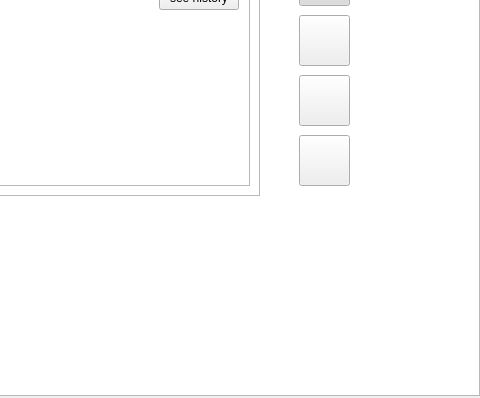
First picture: the form in CESDevSim/DeviceControl.ui, repository natjeo/3004-project, before the edit; both pictures show x 311 to 791 and y 195 to 593 of the 791 by 593 pixel window.
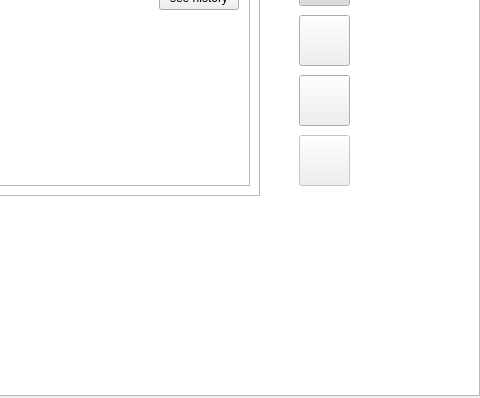
Second picture: the form after the edit. Icons and pictures are not drawn.

Patch:
```diff
--- a/CESDevSim/DeviceControl.ui
+++ b/CESDevSim/DeviceControl.ui
@@ -767,6 +767,9 @@
     </widget>
    </widget>
    <widget class="QPushButton" name="dur_custom">
+    <property name="enabled">
+     <bool>false</bool>
+    </property>
     <property name="geometry">
      <rect>
       <x>610</x>
```
